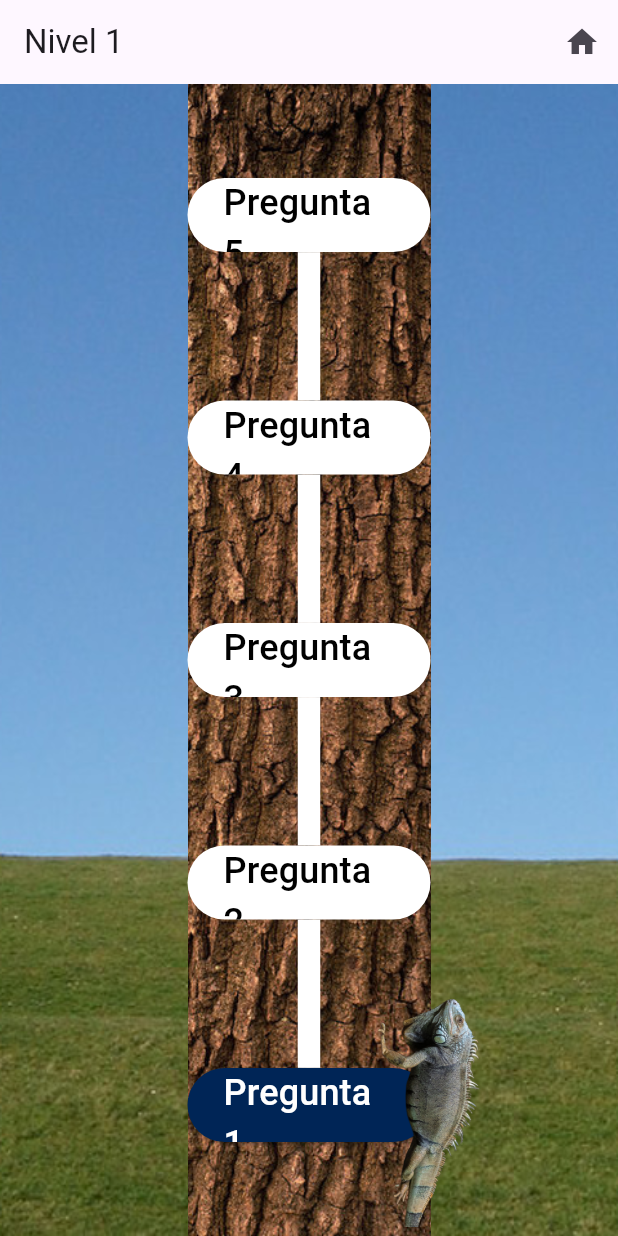
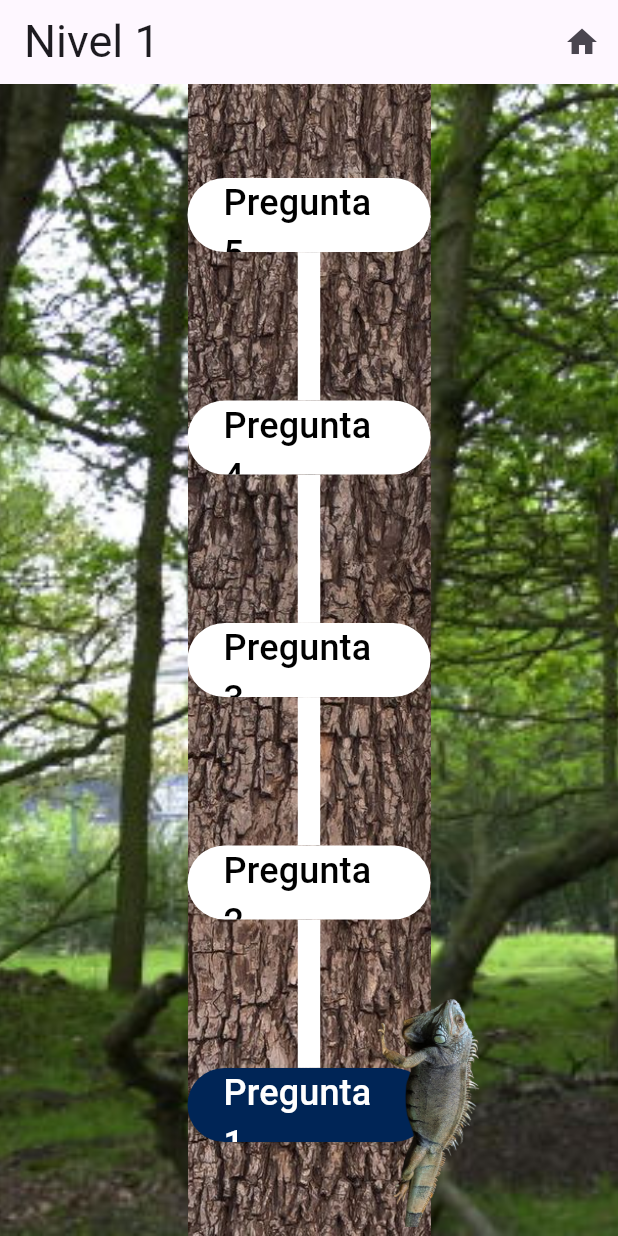
Before and after one commit to MikeOwer/DiabeticsAwareness, a Flutter app: the QuizPage screen opened directly, on a phone screen of 412 x 824 dp. Run offline on Flutter 3.47's test engine with Material 3 defaults, Android fonts, the phone set to English and light mode, and no system bars; our stand-ins replace cloud_firestore, firebase_auth, firebase_core, firebase_messaging, google_sign_in, share_plus; missing offline and left inert: flutter_facebook_auth; accounts and stored records are empty; network calls fail; Roboto replaces fonts that are missing (Montserrat-SemiBold.ttf); project files that could hold a hidden picture were left out.

Commit message:
Afinando detalles del merge

```diff
--- a/diabetic_app/lib/controllers/quiz_controller.dart
+++ b/diabetic_app/lib/controllers/quiz_controller.dart
@@ -107,25 +107,11 @@ class QuizController {
       if (levelQuestionsCopy.isNotEmpty) {
         var random = Random();
         int randomNum = random.nextInt(levelQuestionsCopy.length);
-        for (int i = 0; i < levelQuestionsCopy.length; i++) {
-          if (completedQuestions.length == levelQuestionsCopy.length - 1) {
-            completedQuestions.clear();
-          }
-          //Solo funcionaría en los primeros dos niveles
-          if (!completedQuestions
-              .contains(levelQuestionsCopy[randomNum].question)) {
-            deliverableQuestion = levelQuestionsCopy[
-                randomNum]; //Se genera una pregunta aleatoria
-            //levelQuestionsCopy.removeAt(
-            //  randomNum); //Se remueve la pregunta de la lista de opciones -- Esto hay que preguntarlo
-            completedQuestions.add(levelQuestionsCopy[randomNum].question);
-            print('Preguntas hechas: ${completedQuestions.length}');
-            print('Preguntas totales: ${levelQuestionsCopy.length}');
-            break;
-          } else {
-            randomNum = random.nextInt(levelQuestionsCopy.length);
-          }
-        }
+        deliverableQuestion =
+            levelQuestionsCopy[randomNum]; //Se genera una pregunta aleatoria
+        //Solo funcionaría en los primeros dos niveles
+        levelQuestionsCopy.removeAt(
+            randomNum); //Se remueve la pregunta de la lista de opciones -- Esto hay que preguntarlo
       }
     } catch (e) {
       print('Exception in selectQuizQuestion: $e');
@@ -163,7 +149,7 @@ class QuizController {
 
   Future<String> getProgressFilePath() async {
     final directory = await getApplicationDocumentsDirectory();
-    return '${directory.path}/progress4_test.json'; //Se llamaba progreso --- Nombre provisional
+    return '${directory.path}/progress12_test.json'; //Se llamaba progreso --- Nombre provisional
   }
 
   Future<void> createProgressJSONFile(Map<String, dynamic> jsonData) async {
--- a/diabetic_app/lib/main.dart
+++ b/diabetic_app/lib/main.dart
@@ -24,7 +24,6 @@ class MyApp extends StatelessWidget {
         primarySwatch: ProyectColors()
             .primaryMaterialColor, //Se utiliza el color creado para la aplicación
         scaffoldBackgroundColor: ProyectColors().backgroundColor,
-        secundaryBackgroundColor: ProyectColors().secundaryBackColor,
       ),
       home: const WidgetTree(),
     );
--- a/diabetic_app/lib/my_widgets/menu_button_widget.dart
+++ b/diabetic_app/lib/my_widgets/menu_button_widget.dart
@@ -36,7 +36,7 @@ class _MenuButtonWidgetState extends State<MenuButtonWidget> {
         context,
         MaterialPageRoute(
             builder: (context) =>
-                const QuizLobbyPage()) //Manera de entrar a el quiz rápido
+                QuizPage()) //Manera de entrar a el quiz rápido
         );
   }
   //Espacio para los demás métodos de acción de los botones restantes
@@ -58,7 +58,7 @@ class _MenuButtonWidgetState extends State<MenuButtonWidget> {
         PopupMenuItem(
           child: GestureDetector(
             onTap: () => quizButtonPressed(context),
-            child: const Text('Quiz'),
+            child: const Text('Explorando tu bienestar'),
           ),
         ),
         const PopupMenuItem(
--- a/diabetic_app/lib/pages/quiz_page.dart
+++ b/diabetic_app/lib/pages/quiz_page.dart
@@ -1,4 +1,3 @@
-
 import 'dart:async';
 import 'dart:math';
 
@@ -139,9 +138,15 @@ class _QuizPageState extends State<QuizPage> {
 
   @override
   Widget build(BuildContext context) {
-    return Scaffold(
+    return WillPopScope(
+      onWillPop: () async => false,
+      child: Scaffold(
         appBar: AppBar(
-        title: Text('Nivel ${level + 1}'),
+          //centerTitle: true,
+          title: Text(
+            'Nivel ${level + 1}',
+            style: TextStyle(fontSize: 30),
+          ),
           automaticallyImplyLeading: false,
           // Agregar tu propio botón de retroceso
           actions: [
@@ -156,6 +161,7 @@ class _QuizPageState extends State<QuizPage> {
         ),
         body: _quizBackgroundLayout(),
         backgroundColor: Color(0xFF002556),
+      ),
     );
   }
 
@@ -166,7 +172,7 @@ class _QuizPageState extends State<QuizPage> {
 
   Widget _incorrectGIF() {
     return const Center(
-      child: Image(image: AssetImage("assets/images/incorrecto.gif")),
+      child: Image(image: AssetImage("assets/images/sigue_intentando.gif")),
     );
   }
 
@@ -176,7 +182,7 @@ class _QuizPageState extends State<QuizPage> {
       children: [
         Positioned.fill(
           child: Image.asset(
-            'assets/textures/campo.jpg',
+            'assets/textures/FondoArboles.png',
             fit: BoxFit.cover, //Para rellenar todo el fondo de la actividad
           ),
         ),
@@ -186,7 +192,7 @@ class _QuizPageState extends State<QuizPage> {
           bottom: 0,
           top: 0,
           child: Image.asset(
-            'assets/textures/textura de arbol.jpg',
+            'assets/textures/Textura_arbol2.jpg',
             fit: BoxFit.fitHeight,
           ),
         ),
```
Also changed, not shown: diabetic_app/assets/news_files/news.json (+22 -1 lines), diabetic_app/lib/my_widgets/activity_card_widget.dart (+13 -2 lines), diabetic_app/lib/my_widgets/congrats_card_widget.dart (+26 -3 lines), diabetic_app/lib/my_widgets/news_card_widget.dart (+7 -3 lines), diabetic_app/lib/pages/congrats_quiz_page.dart (+12 -2 lines), diabetic_app/lib/pages/home_page.dart (+6 -5 lines), diabetic_app/assets/images/sigue_intentando.gif (added), diabetic_app/assets/textures/FondoArboles.png (added), diabetic_app/assets/textures/Textura_arbol2.jpg (added), diabetic_app/assets/textures/campo3.jpg (added). Lines whose indentation alone changed are shown as unchanged.
